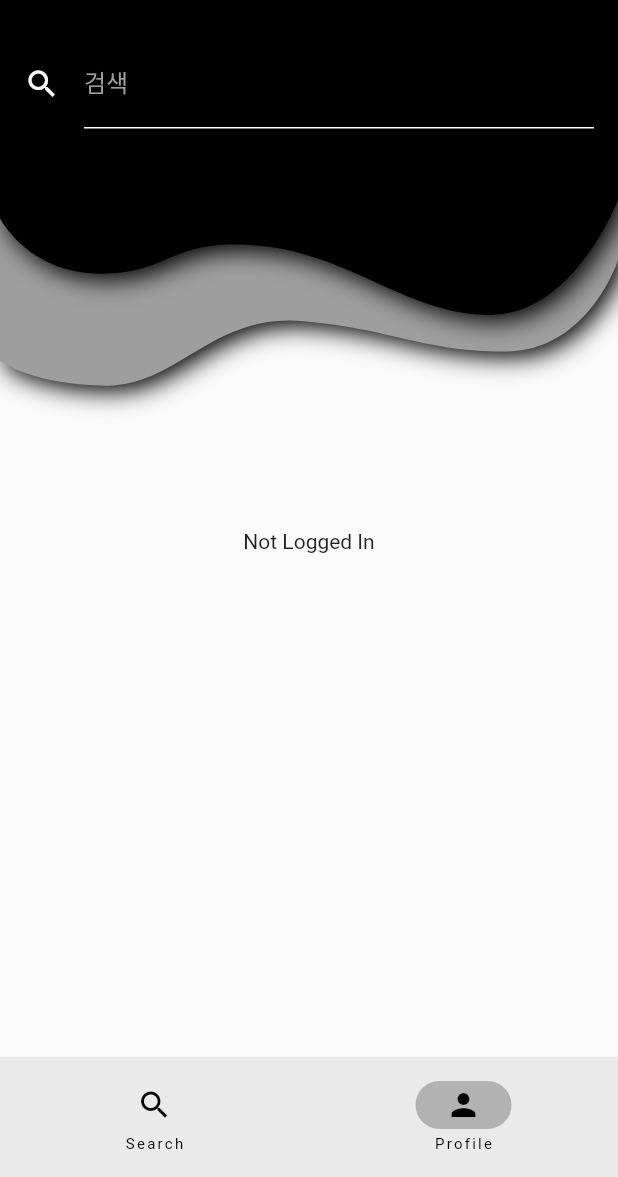
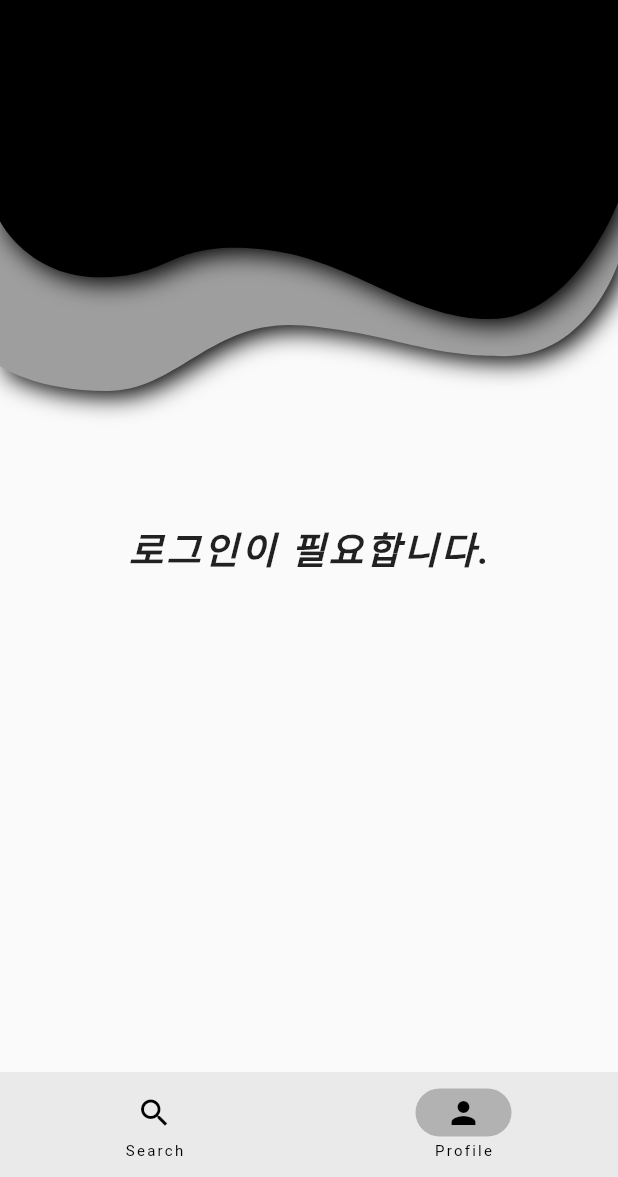
Before and after one commit to JakeSeo/github_repositories, a Flutter app: the screen it shows after launch, item 2 of the bottom bar chosen, on a phone screen of 412 x 824 dp, the part 59-1236 px from its top. Run offline on Flutter 3.47's test engine with Material 2 defaults, Android fonts, the light colour scheme and no system bars; our stand-ins replace easy_debounce, firebase_auth, firebase_core, shared_preferences; missing offline and left inert: github_sign_in; accounts and stored records are empty.

Commit message:
tested the main features in android

```diff
--- a/lib/custom_clippers/custom_clippers.dart
+++ b/lib/custom_clippers/custom_clippers.dart
@@ -2,11 +2,13 @@ import 'package:flutter/material.dart';
 
 // 출처: https://www.youtube.com/watch?v=P0eZ0XH5FdI&t=16s
 class BigClipper extends CustomClipper<Path> {
+  double? maxHeight;
   @override
   Path getClip(Size size) {
     Path path = Path();
     final double _xScaling = size.width / 414;
     final double _yScaling = size.height / 896;
+    maxHeight = 413.99600000000004 * _yScaling;
     path.lineTo(
         -0.003999999999997783 * _xScaling, 291.78499999999997 * _yScaling);
     path.cubicTo(
--- /dev/null
+++ b/lib/data/custom_user.dart
@@ -0,0 +1,13 @@
+class CustomUser {
+  String name = "Default Name";
+  String imagePath = "";
+
+  CustomUser(this.name, this.imagePath);
+
+  factory CustomUser.fromJson(dynamic json) {
+    return CustomUser(
+      json['login'] as String,
+      json['avatar_url'] as String,
+    );
+  }
+}
--- a/lib/data/repository.dart
+++ b/lib/data/repository.dart
@@ -3,5 +3,22 @@ class Repository {
   String? description;
   String? owner;
   int? numStars;
-  bool? starred;
+  bool starred;
+
+  Repository(
+    this.name,
+    this.description,
+    this.owner,
+    this.numStars,
+    this.starred,
+  );
+  factory Repository.fromJson(dynamic json) {
+    return Repository(
+      json['name'] as String,
+      json['description'] == null ? null : json['description'] as String,
+      json['owner']["login"] as String,
+      json['stargazers_count'] as int,
+      false,
+    );
+  }
 }
--- a/lib/data/user.dart
+++ /dev/null
@@ -1,4 +0,0 @@
-class User {
-  String? name;
-  String? imagePath;
-}
--- a/lib/main.dart
+++ b/lib/main.dart
@@ -1,6 +1,6 @@
 import 'package:firebase_core/firebase_core.dart';
 import 'package:flutter/material.dart';
-import 'package:github_repositories/data/authentication/authentication_repository.dart';
+import 'package:github_repositories/data/authentication_repository.dart';
 import 'package:github_repositories/data/repositories_repository.dart';
 import 'package:github_repositories/router/github_repository_router_delegate.dart';
 import 'package:github_repositories/screens/main_screen/main_screen.dart';
--- a/lib/router/github_repository_router_delegate.dart
+++ b/lib/router/github_repository_router_delegate.dart
@@ -1,5 +1,5 @@
 import 'package:flutter/material.dart';
-import 'package:github_repositories/data/authentication/authentication_repository.dart';
+import 'package:github_repositories/data/authentication_repository.dart';
 import 'package:github_repositories/data/repositories_repository.dart';
 import 'package:github_repositories/router/pages/main_page.dart';
 import 'package:github_repositories/router/pages/splash_page.dart';
@@ -34,7 +34,7 @@ class GithubRepositoryRouterDelegate extends RouterDelegate
   }
 
   _init() async {
-    loggedIn = await authenticationRepository.isUserLoggedIn();
+    loggedIn = await authenticationRepository.getSavedAccessToken() != null;
   }
 
   @override
--- a/lib/screens/main_screen/main_screen.dart
+++ b/lib/screens/main_screen/main_screen.dart
@@ -1,17 +1,21 @@
 import 'dart:async';
 
+import 'package:easy_debounce/easy_debounce.dart';
 import 'package:firebase_auth/firebase_auth.dart';
 import 'package:firebase_core/firebase_core.dart';
 import 'package:flutter/material.dart';
 import 'package:github_repositories/custom_clippers/clip_shadow_path.dart';
 import 'package:github_repositories/custom_clippers/custom_clippers.dart';
+import 'package:github_repositories/data/repositories_repository.dart';
+import 'package:github_repositories/data/repository.dart';
 import 'package:github_repositories/view_models/authentication_view_model.dart';
+import 'package:github_repositories/view_models/repositories_view_model.dart';
 import 'package:github_sign_in/github_sign_in.dart';
 import 'package:provider/provider.dart';
 import '../../configs.dart' as Configs;
 
 const TextStyle _textStyle = TextStyle(
-  fontSize: 40,
+  fontSize: 25,
   fontWeight: FontWeight.bold,
   letterSpacing: 2,
   fontStyle: FontStyle.italic,
@@ -30,6 +34,7 @@ class _MainScreenState extends State<MainScreen> {
     Text('Search', style: _textStyle),
     Text('Profile', style: _textStyle),
   ];
+  final myController = TextEditingController();
 
   void _onClickLoginButton() async {
     final GitHubSignIn gitHubSignIn = GitHubSignIn(
@@ -49,26 +54,46 @@ class _MainScreenState extends State<MainScreen> {
     }
   }
 
-  void _searchRepositories(String searchText) {
+  void _searchRepositories(String searchText) async {
+    RepositoriesViewModel reposVM = context.read<RepositoriesViewModel>();
+
+    EasyDebounce.debounce('searchDebouncer', const Duration(milliseconds: 500),
+        () async {
+      bool result = await reposVM.loadSearchRepositories(searchText);
+    });
+  }
+
+  void _onDestinationSelected(int newIndex) {
     AuthenticationViewModel authVM = context.read<AuthenticationViewModel>();
-    authVM.authenticationRepository!.getUser();
-    print(searchText);
+    RepositoriesViewModel reposVM = context.read<RepositoriesViewModel>();
+    setState(
+      () {
+        _currentIndex = newIndex;
+      },
+    );
+    if (_currentIndex == 0) {
+      reposVM.loadSearchRepositories(myController.text);
+    } else if (_currentIndex == 1) {
+      if (authVM.accessToken != null) {
+        authVM.loadUser();
+        reposVM.loadUserRepositories(authVM.accessToken!);
+      }
+    }
   }
 
   @override
   Widget build(BuildContext context) {
     AuthenticationViewModel authVM = context.watch<AuthenticationViewModel>();
-    bool? userLoggedIn = authVM.authenticationRepository?.loggedIn;
-    return Scaffold(
-      resizeToAvoidBottomInset: false,
-      appBar: AppBar(
+    RepositoriesViewModel reposVM = context.watch<RepositoriesViewModel>();
+    bool userLoggedIn = authVM.accessToken != null;
+    AppBar appBar = AppBar(
       title: const Text("Github Repository"),
       actions: [
         InkWell(
           onTap: () async {
             AuthenticationViewModel authVM =
                 context.read<AuthenticationViewModel>();
-              if (userLoggedIn!) {
+            if (userLoggedIn) {
               authVM.logout();
             } else if (!userLoggedIn) {
               _onClickLoginButton();
@@ -78,12 +103,37 @@ class _MainScreenState extends State<MainScreen> {
             padding: const EdgeInsets.symmetric(horizontal: 16),
             alignment: Alignment.center,
             child: Text(
-                userLoggedIn != null && userLoggedIn ? "로그아웃" : "로그인",
+              userLoggedIn ? "로그아웃" : "로그인",
             ),
           ),
         ),
       ],
-      ),
+    );
+    NavigationBar navigationBar = NavigationBar(
+      height: 70,
+      selectedIndex: _currentIndex,
+      onDestinationSelected: _onDestinationSelected,
+      destinations: const [
+        NavigationDestination(
+            selectedIcon: Icon(Icons.search),
+            icon: Icon(Icons.search_outlined),
+            label: 'Search'),
+        NavigationDestination(
+            selectedIcon: Icon(Icons.person),
+            icon: Icon(Icons.person_outline),
+            label: 'Profile'),
+      ],
+    );
+    final double statusBarHeight = MediaQuery.of(context).padding.top;
+    double contentHeight = MediaQuery.of(context).size.height -
+        statusBarHeight -
+        appBar.preferredSize.height -
+        70;
+    final double _yScaling = contentHeight / 896;
+    final double bezierHeight = 413.99600000000004 * _yScaling;
+    return Scaffold(
+      resizeToAvoidBottomInset: false,
+      appBar: appBar,
       body: Stack(
         children: [
           ClipShadowPath(
@@ -110,18 +160,21 @@ class _MainScreenState extends State<MainScreen> {
               color: Colors.black,
             ),
           ),
-          Container(
+          Visibility(
+            visible: _currentIndex == 0,
+            child: Container(
               padding: const EdgeInsets.symmetric(
                 horizontal: 16,
                 vertical: 10,
               ),
               child: TextField(
+                controller: myController,
                 onChanged: (text) {
                   _searchRepositories(text);
                 },
-              style: TextStyle(color: Colors.white),
+                style: const TextStyle(color: Colors.white),
                 cursorColor: Colors.white,
-              decoration: InputDecoration(
+                decoration: const InputDecoration(
                   enabledBorder: UnderlineInputBorder(
                     borderSide: BorderSide(color: Colors.white),
                   ),
@@ -134,41 +187,107 @@ class _MainScreenState extends State<MainScreen> {
                 ),
               ),
             ),
+          ),
           Visibility(
-            visible: authVM.loggingIn || authVM.loggingOut,
+            visible: userLoggedIn && _currentIndex == 1,
+            child: Container(
+              padding: const EdgeInsets.symmetric(horizontal: 24, vertical: 16),
+              child: authVM.user != null
+                  ? Row(
+                      children: [
+                        ClipRRect(
+                          borderRadius: BorderRadius.circular(25.0),
+                          child: Image.network(
+                            authVM.user!.imagePath,
+                            width: 50,
+                          ),
+                        ),
+                        const SizedBox(width: 20),
+                        Text(
+                          authVM.user!.name,
+                          overflow: TextOverflow.ellipsis,
+                          style: const TextStyle(
+                            fontSize: 36,
+                            color: Colors.white,
+                          ),
+                        ),
+                      ],
+                    )
+                  : Container(),
+            ),
+          ),
+          Visibility(
+            visible: authVM.loading || reposVM.loading,
             child: const Center(child: CircularProgressIndicator()),
           ),
           Visibility(
-            visible: !authVM.loggingIn && !authVM.loggingOut,
-            child: Center(
+              visible: _currentIndex == 1 && !userLoggedIn,
+              child: Center(child: Text("로그인이 필요합니다.", style: _textStyle))),
+          Visibility(
+            visible: !authVM.loading &&
+                !reposVM.loading &&
+                !(_currentIndex == 1 && !userLoggedIn),
+            child: Positioned(
+              bottom: 0,
               child: Container(
-                  child: userLoggedIn != null && userLoggedIn
-                      ? pages[_currentIndex]
-                      : const Text("Not Logged In")),
+                height: contentHeight - bezierHeight + 50,
+                width: MediaQuery.of(context).size.width,
+                child: ListView.builder(
+                  itemCount: reposVM.currRepositories == null
+                      ? 0
+                      : reposVM.currRepositories!.length,
+                  itemBuilder: (context, index) {
+                    Repository? repo = reposVM.currRepositories == null
+                        ? null
+                        : reposVM.currRepositories![index];
+
+                    return Container(
+                      width: MediaQuery.of(context).size.width,
+                      height: 100,
+                      padding: const EdgeInsets.symmetric(horizontal: 16),
+                      child: Stack(
+                        children: [
+                          Column(
+                            crossAxisAlignment: CrossAxisAlignment.start,
+                            children: [
+                              Text(
+                                "Repo: ${repo!.name}",
+                                style: const TextStyle(
+                                  fontSize: 20,
+                                  fontWeight: FontWeight.bold,
+                                ),
+                              ),
+                              Text("Owner: ${repo.owner}"),
+                              Text(
+                                "Des: ${repo.description ?? "-"}",
+                                overflow: TextOverflow.ellipsis,
+                              ),
+                              Row(
+                                children: [
+                                  const Icon(Icons.star_outline, size: 14),
+                                  Text("${repo.numStars}"),
+                                ],
+                              ),
+                            ],
+                          ),
+                          Positioned(
+                            right: 0,
+                            child: Icon(
+                              repo.starred ? Icons.star : Icons.star_outline,
+                              color: Colors.yellow.shade600,
+                            ),
+                          )
+                        ],
+                      ),
+                    );
+                  },
+                ),
+              ),
             ),
           ),
         ],
       ),
-      bottomNavigationBar: NavigationBar(
-        selectedIndex: _currentIndex,
-        onDestinationSelected: (int newIndex) {
-          setState(
-            () {
-              _currentIndex = newIndex;
-            },
-          );
-        },
-        destinations: const [
-          NavigationDestination(
-              selectedIcon: Icon(Icons.search),
-              icon: Icon(Icons.search_outlined),
-              label: 'Search'),
-          NavigationDestination(
-              selectedIcon: Icon(Icons.person),
-              icon: Icon(Icons.person_outline),
-              label: 'Profile'),
-        ],
-      ),
+      bottomNavigationBar: navigationBar,
     );
   }
 }
--- a/pubspec.yaml
+++ b/pubspec.yaml
@@ -34,6 +34,7 @@ dependencies:
   firebase_core: ^1.15.0
   firebase_auth: ^3.3.15
   github_sign_in: ^0.0.5-dev.4
+  easy_debounce: ^2.0.2+1
 
 
   # The following adds the Cupertino Icons font to your application.
```
Also changed, not shown: lib/data/authentication_repository.dart (renamed from lib/data/authentication/authentication_repository.dart, +21 -19 lines), lib/data/repositories_repository.dart (+37 -4 lines), lib/view_models/authentication_view_model.dart (+22 -8 lines), lib/view_models/repositories_view_model.dart (+50 -0 lines), pubspec.lock. Lines whose indentation alone changed are shown as unchanged.
